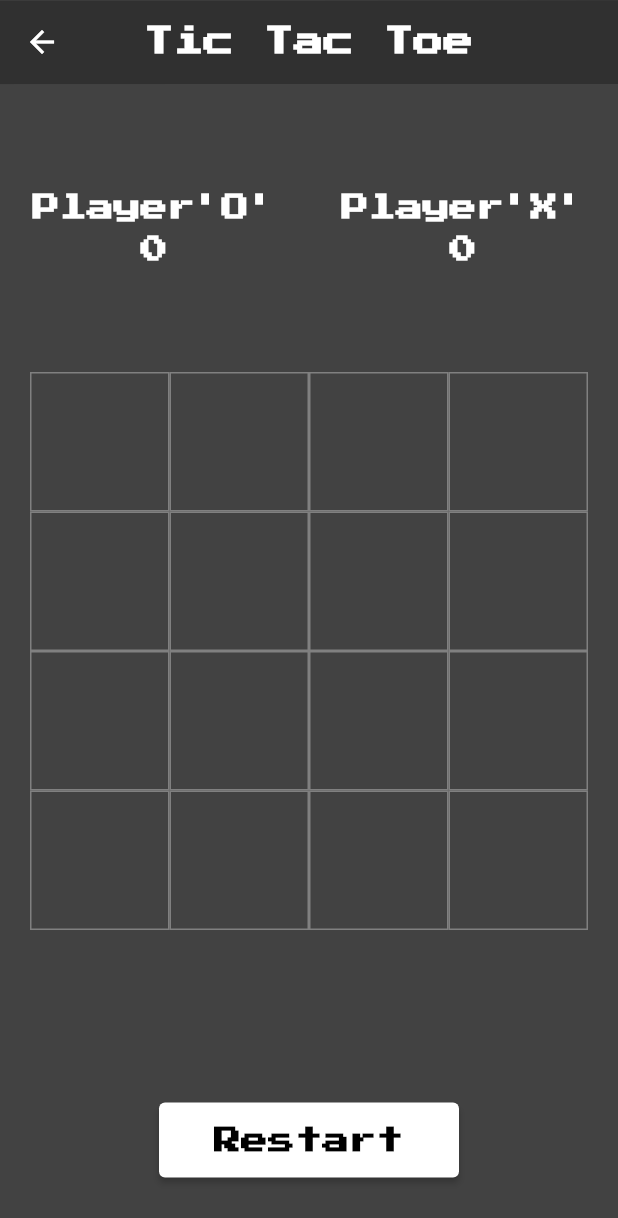
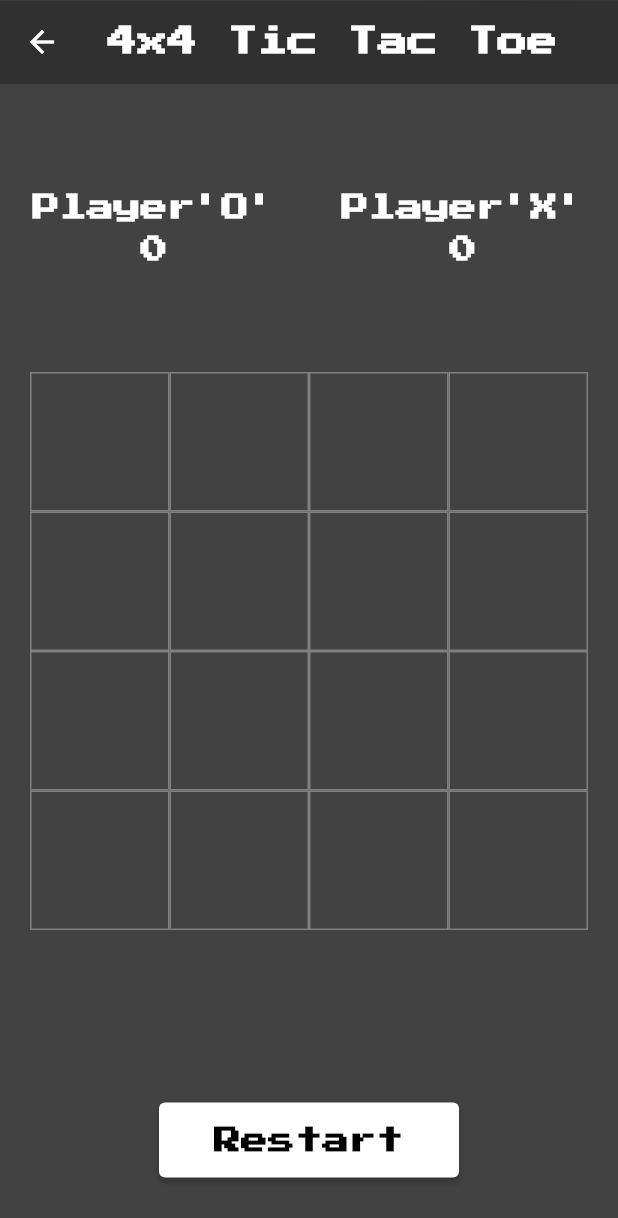
Before and after one commit to drranparia/tic_tac_toe, a Flutter app: the FourXFour screen opened directly, on a phone screen of 412 x 824 dp. Shown: the top 1218 px of the screen. Run offline on Flutter 3.47's test engine with Material 2 defaults, Android fonts, the phone set to English and light mode, and no system bars; our stand-ins replace get, google_fonts.

Commit message:
4x4 added

```diff
--- a/lib/Screens/four_x_four.dart
+++ b/lib/Screens/four_x_four.dart
@@ -43,7 +43,7 @@ class _FourXFourState extends State<FourXFour> {
         elevation: 0.1,
         centerTitle: true,
         title: Text(
-          'Tic Tac Toe',
+          '4x4 Tic Tac Toe',
           style: appBarTitle,
         ),
       ),
```
